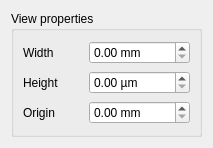
Before: the Qt Designer form gui/OpticsViewProperties.ui in krokosik/GaussianBeam, drawn with Qt 5.
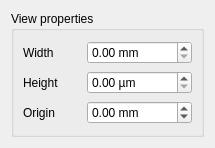
After: the same form once the commit is applied.

Diff of the .ui file:
```diff
--- a/gui/OpticsViewProperties.ui
+++ b/gui/OpticsViewProperties.ui
@@ -5,7 +5,7 @@
    <rect>
     <x>0</x>
     <y>0</y>
-    <width>213</width>
+    <width>215</width>
     <height>148</height>
    </rect>
   </property>
@@ -58,6 +58,9 @@
           <property name="suffix" >
            <string> mm</string>
           </property>
+          <property name="minimum" >
+           <double>-10000.000000000000000</double>
+          </property>
           <property name="maximum" >
            <double>10000.000000000000000</double>
           </property>
```
Left out of the diff: 2 changed lines with no effect on the pictures.
